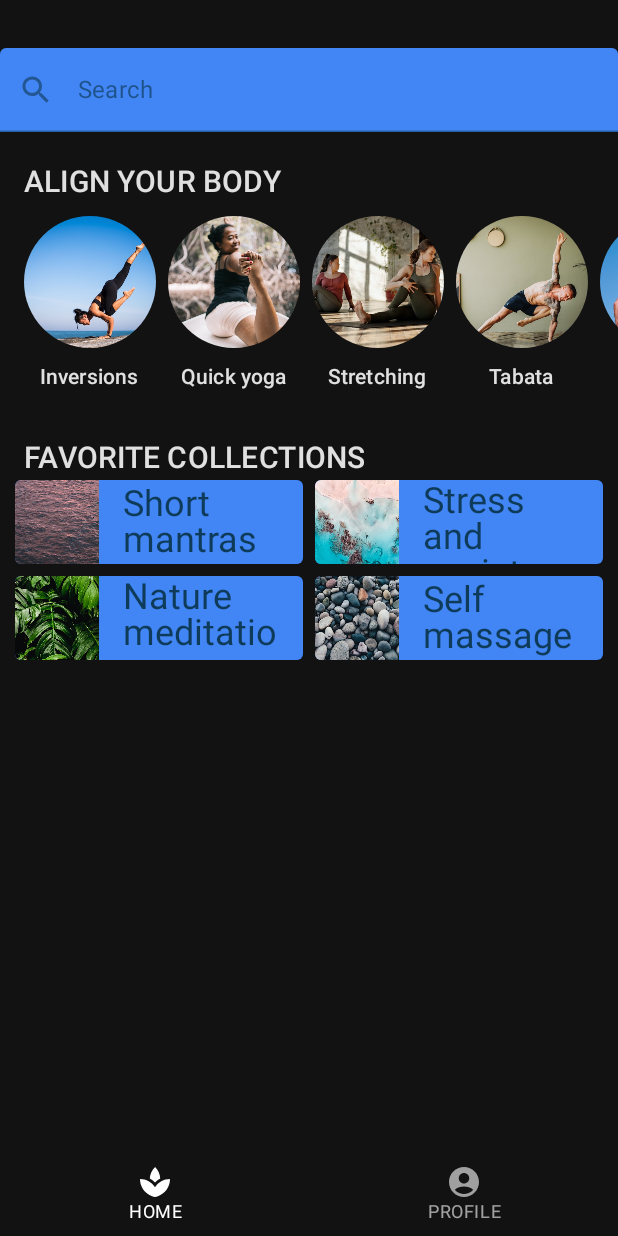
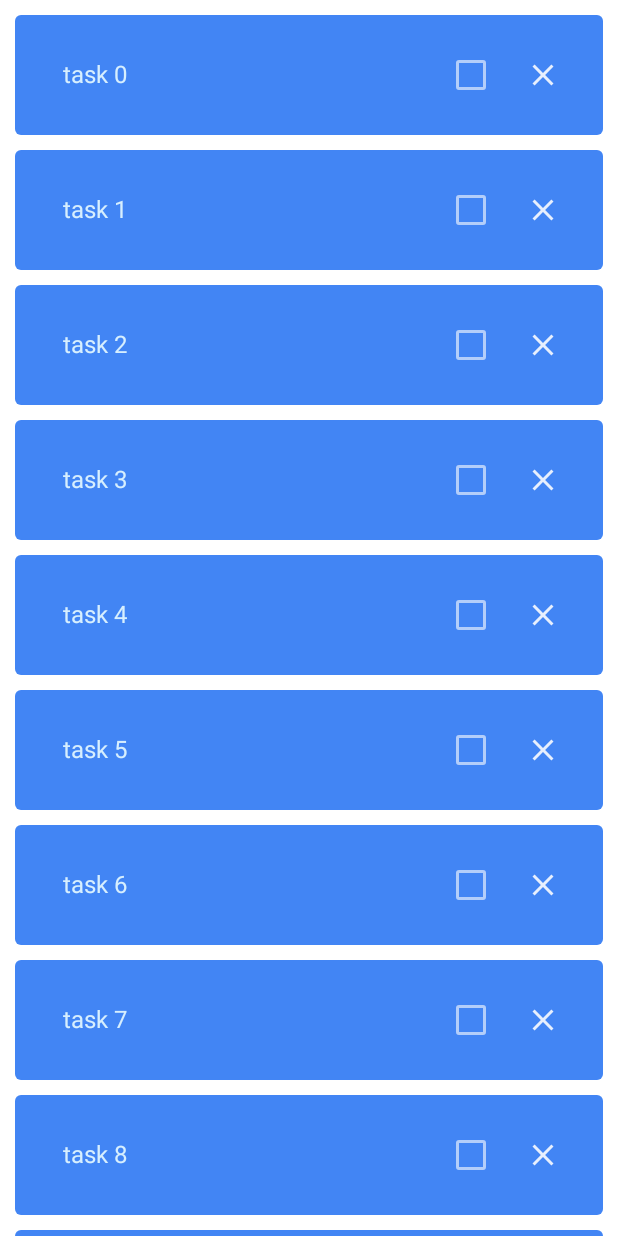
Before and after one commit to paulovsborges/LearningJetpackCompose, an Android app built with Jetpack Compose: the screen it shows after launch (MainActivity), on a phone screen of 412 x 824 dp. Run offline under Robolectric (Android 15) with nearby library versions, the phone set to English and light mode, and no system bars.

Commit message:
view model codelab

```diff
--- a/app/build.gradle
+++ b/app/build.gradle
@@ -55,6 +55,7 @@ dependencies {
     implementation "androidx.compose.ui:ui-tooling-preview:$compose_version"
     implementation 'androidx.lifecycle:lifecycle-runtime-ktx:2.3.1'
     implementation 'androidx.activity:activity-compose:1.3.1'
+    implementation "androidx.lifecycle:lifecycle-viewmodel-compose:2.4.1"
     testImplementation 'junit:junit:4.13.2'
     androidTestImplementation 'androidx.test.ext:junit:1.1.3'
     androidTestImplementation 'androidx.test.espresso:espresso-core:3.4.0'
--- a/app/src/main/java/com/example/composetest/MainActivity.kt
+++ b/app/src/main/java/com/example/composetest/MainActivity.kt
@@ -3,15 +3,24 @@ package com.example.composetest
 import android.os.Bundle
 import androidx.activity.ComponentActivity
 import androidx.activity.compose.setContent
-import com.example.composetest.pathway.HomeContent
+import androidx.compose.foundation.layout.fillMaxSize
+import androidx.compose.material.MaterialTheme
+import androidx.compose.material.Surface
+import androidx.compose.ui.Modifier
+import com.example.composetest.pathway.StatefulWellnessScreen
 import com.example.composetest.ui.theme.ComposeTestTheme
 
 class MainActivity : ComponentActivity() {
     override fun onCreate(savedInstanceState: Bundle?) {
         super.onCreate(savedInstanceState)
         setContent {
-            ComposeTestTheme(darkTheme = true) {
-                HomeContent()
+            ComposeTestTheme(darkTheme = false) {
+                Surface(
+                    modifier = Modifier.fillMaxSize(),
+                    color = MaterialTheme.colors.background
+                ) {
+                    StatefulWellnessScreen()
+                }
             }
         }
     }
--- a/app/src/main/java/com/example/composetest/Utils.kt
+++ b/app/src/main/java/com/example/composetest/Utils.kt
@@ -2,6 +2,10 @@ package com.example.composetest
 
 import androidx.annotation.DrawableRes
 import androidx.annotation.StringRes
+import androidx.compose.runtime.MutableState
+import androidx.compose.runtime.getValue
+import androidx.compose.runtime.mutableStateOf
+import androidx.compose.runtime.setValue
 
 object Utils {
 
@@ -119,3 +123,11 @@ data class Expanses(
     val title: String,
     val price: String
 )
+
+class WellnessTask(
+    val id: Int,
+    val label: String,
+    initialCheck: Boolean = false
+) {
+    var isChecked by mutableStateOf(initialCheck)
+}
--- /dev/null
+++ b/app/src/main/java/com/example/composetest/pathway/StatesInCompose.kt
@@ -0,0 +1,167 @@
+package com.example.composetest.pathway
+
+import androidx.compose.animation.core.animateDpAsState
+import androidx.compose.animation.core.animateSizeAsState
+import androidx.compose.foundation.layout.*
+import androidx.compose.foundation.lazy.LazyColumn
+import androidx.compose.foundation.lazy.items
+import androidx.compose.material.*
+import androidx.compose.material.icons.Icons
+import androidx.compose.material.icons.filled.Close
+import androidx.compose.runtime.*
+import androidx.compose.runtime.saveable.rememberSaveable
+import androidx.compose.ui.Alignment
+import androidx.compose.ui.Modifier
+import androidx.compose.ui.geometry.Size
+import androidx.compose.ui.unit.dp
+import androidx.lifecycle.ViewModel
+import androidx.lifecycle.viewmodel.compose.viewModel
+import com.example.composetest.WellnessTask
+import com.example.composetest.ui.theme.Blue
+import com.example.composetest.ui.theme.LightBlue
+
+@Composable
+fun StatefulWellnessScreen(
+    modifier: Modifier = Modifier,
+    viewModel: WellnessViewModel = viewModel()
+) {
+
+    Column(modifier = modifier) {
+//        StatefulCounter()
+
+        WellnessTaskItemList(list = viewModel.tasks, onClose = {
+            viewModel.remove(it)
+        }, checkChange = { task, value ->
+            viewModel.changeTaskChecked(task.id, value)
+        })
+    }
+}
+
+@Composable
+fun StatefulWellnessTaskItem(
+    taskName: String,
+    onClose: () -> Unit,
+    checkChange: (Boolean) -> Unit,
+    checked: Boolean
+) {
+
+    WellnessTaskItem(
+        taskName = taskName,
+        onClose = onClose,
+        onCheckedChange = {
+            checkChange(it)
+        },
+        checked = checked
+    )
+}
+//
+//@Composable
+//fun StatefulCounter(modifier: Modifier = Modifier) {
+//
+//    var count by rememberSaveable { mutableStateOf(0) }
+//    StatelessCounter(count = count, onclick = { count++ }, modifier = modifier)
+//}
+//
+//@Composable
+//fun StatelessCounter(
+//    count: Int,
+//    onclick: () -> Unit,
+//    modifier: Modifier = Modifier
+//) {
+//
+//    Column(modifier = modifier.padding(all = 16.dp)) {
+//        Text(text = "You've had $count glasses")
+//
+//        Button(
+//            onClick = { onclick() },
+//            modifier = Modifier.padding(top = 8.dp),
+//            enabled = count < 10
+//        ) {
+//            Text(text = "Add one")
+//        }
+//    }
+//}
+
+@Composable
+fun WellnessTaskItem(
+    taskName: String,
+    onClose: () -> Unit,
+    checked: Boolean,
+    onCheckedChange: (Boolean) -> Unit,
+    modifier: Modifier = Modifier
+) {
+
+    Surface(
+        color = Blue,
+        modifier = Modifier.padding(horizontal = 10.dp),
+        shape = MaterialTheme.shapes.small
+    ) {
+        Row(
+            modifier = modifier.padding(all = 16.dp),
+            verticalAlignment = Alignment.CenterVertically
+        ) {
+
+            Text(
+                text = taskName, modifier = Modifier
+                    .weight(1f)
+                    .padding(horizontal = 16.dp),
+                color = LightBlue
+            )
+
+            Checkbox(
+                checked = checked,
+                onCheckedChange = onCheckedChange
+            )
+
+            IconButton(onClick = onClose) {
+                Icon(Icons.Filled.Close, contentDescription = null)
+            }
+        }
+    }
+}
+
+@Composable
+fun WellnessTaskItemList(
+    modifier: Modifier = Modifier,
+    list: List<WellnessTask>,
+    onClose: (WellnessTask) -> Unit,
+    checkChange: (WellnessTask, Boolean) -> Unit
+) {
+
+    LazyColumn(
+        modifier = modifier,
+        verticalArrangement = Arrangement.spacedBy(10.dp),
+        contentPadding = PaddingValues(vertical = 10.dp)
+    ) {
+        items(list) { task ->
+            StatefulWellnessTaskItem(
+                taskName = task.label,
+                onClose = { onClose(task) },
+                checkChange = { checkChange(task, it) }, checked = task.isChecked
+            )
+        }
+    }
+}
+
+class WellnessViewModel : ViewModel() {
+
+    private val _tasks = getWellnessTask().toMutableStateList()
+    val tasks = _tasks
+
+    private fun getWellnessTask() = List(30) {
+        WellnessTask(
+            id = it,
+            label = "task $it"
+        )
+    }
+
+    fun remove(item: WellnessTask) {
+        _tasks.remove(item)
+    }
+
+    fun changeTaskChecked(id: Int, value: Boolean) {
+        _tasks.find { it.id == id }?.let {
+            it.isChecked = value
+        }
+    }
+}
--- a/app/src/main/java/com/example/composetest/ui/theme/Color.kt
+++ b/app/src/main/java/com/example/composetest/ui/theme/Color.kt
@@ -10,4 +10,5 @@ val Navy = Color(0xFF073042)
 val Blue = Color(0xFF4285F4)
 val LightBlue = Color(0xFFD7EFFE)
 val Chartreuse = Color(0xFFEFF7CF)
+val grey = Color(0xFF969696)
 val black = Color(0xFF000000)
```
